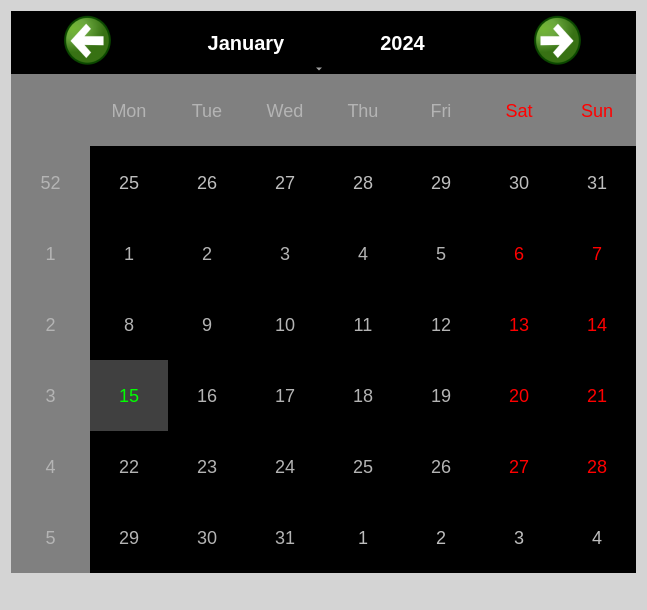
Above: ihmagenda.ui from CalmettesT/Projet-BTS before the change. Below: the same form after it.
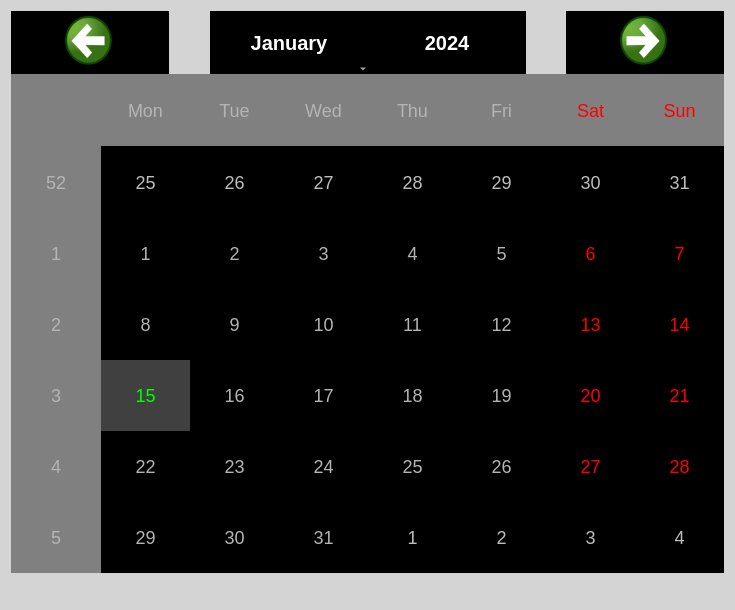
That is the form after the change. Icons and pictures are not drawn.

Patch:
```diff
--- a/ihmagenda.ui
+++ b/ihmagenda.ui
@@ -6,7 +6,7 @@
    <rect>
     <x>0</x>
     <y>0</y>
-    <width>590</width>
+    <width>735</width>
     <height>610</height>
    </rect>
   </property>
```
Left out of the diff: 2 changed lines with no effect on the pictures.
